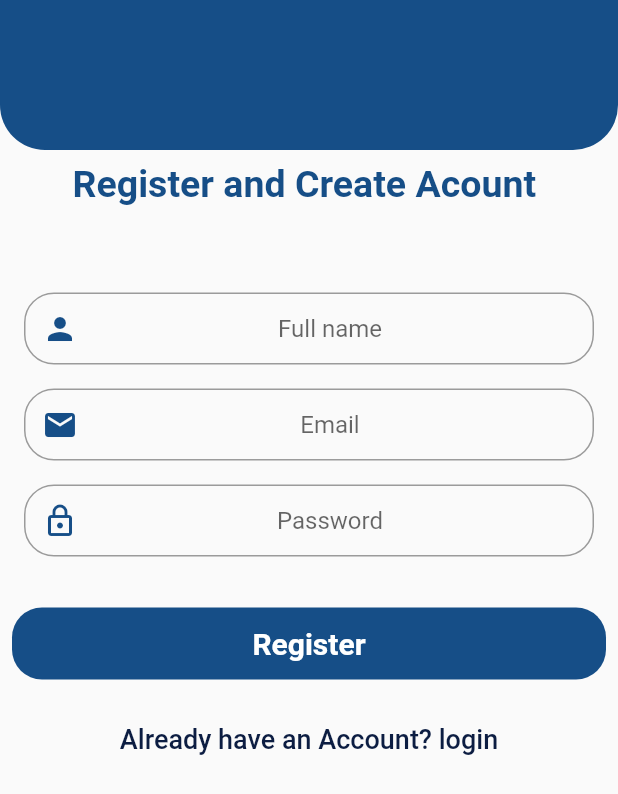
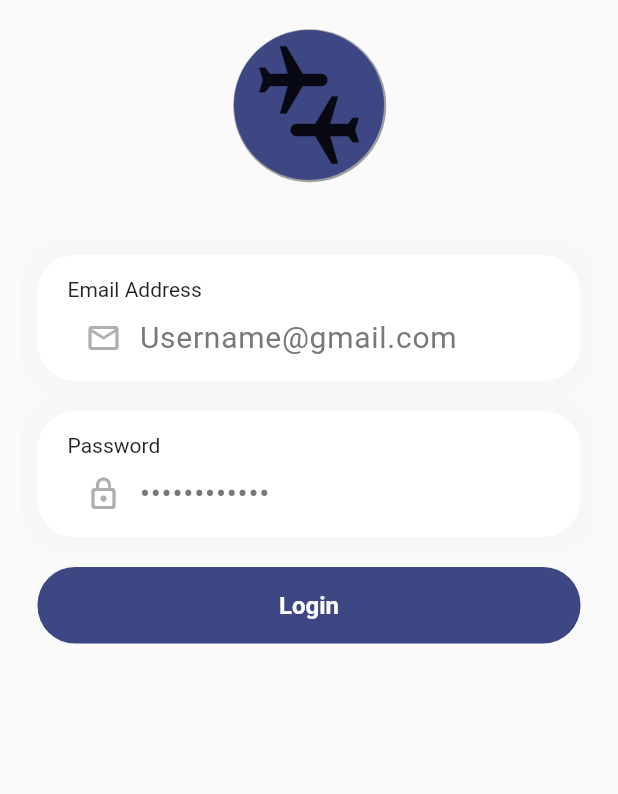
Before and after one commit to abir2301/trip_manage_expense_flutter_app_v2, a Flutter app: the RegisterScreen screen opened directly, after a tap on "Already have an Account? login", on a phone screen of 412 x 824 dp. Shown: the top 794 px of the screen. Run offline on Flutter 3.47's test engine with Material 2 defaults, Android fonts, the phone set to English and light mode, and no system bars; our stand-ins replace flutter_native_splash, flutter_svg, google_fonts, introduction_screen, neumorphic_button, outline_material_icons; Roboto replaces fonts that are missing (Poppins).

Commit message:
login page

```diff
--- /dev/null
+++ b/front_end/app/lib/assistant/widgets/waves.dart
@@ -0,0 +1,13 @@
+import 'package:flutter/widgets.dart';
+import 'package:flutter_svg/svg.dart';
+
+// ignore: non_constant_identifier_names
+Widget WaveScreens(String assetName, double width, double height) {
+  return Positioned(
+      top: 0,
+      child: SvgPicture.asset(
+        'assets/$assetName',
+        width: width,
+        height: height,
+      ));
+}
--- a/front_end/app/lib/main.dart
+++ b/front_end/app/lib/main.dart
@@ -1,4 +1,6 @@
 import 'package:app/presentation/screens/intro_screen.dart';
+import 'package:app/presentation/screens/register_screen.dart';
+import 'package:app/presentation/screens/welcomming_screen.dart';
 import 'package:flutter/material.dart';
 import 'package:flutter_native_splash/flutter_native_splash.dart';
 
@@ -21,8 +23,8 @@ class _MyAppState extends State<MyApp> {
 
   @override
   Widget build(BuildContext context) {
-    return MaterialApp(
-      home: IntroScreen(),
+    return const MaterialApp(
+      home: Scaffold(backgroundColor: Color(0xffF3F8FE), body: WelcomeScreen()),
     );
   }
 }
--- /dev/null
+++ b/front_end/app/lib/presentation/components/buttons/actionButton.dart
@@ -0,0 +1,23 @@
+import 'package:app/assistant/global.dart';
+import 'package:flutter/cupertino.dart';
+import 'package:flutter/material.dart';
+
+// ignore: non_constant_identifier_names
+Widget ActionButton(Function fn, String text) {
+  return GestureDetector(
+    onTap: fn(),
+    child: Container(
+      padding: const EdgeInsets.all(16),
+      margin: const EdgeInsets.symmetric(horizontal: 25),
+      decoration: BoxDecoration(
+          color: kPrimaryColor, borderRadius: BorderRadius.circular(25)),
+      child: Center(
+        child: Text(
+          text,
+          style: const TextStyle(
+              color: Colors.white, fontSize: 16, fontWeight: FontWeight.w600),
+        ),
+      ),
+    ),
+  );
+}
--- /dev/null
+++ b/front_end/app/lib/presentation/components/inputField.dart
@@ -0,0 +1,44 @@
+import 'package:flutter/material.dart';
+
+import '../../assistant/global.dart';
+
+Widget InputField(String labelText, TextEditingController controller,
+    String placeholderText, IconData icon, bool obsecureText) {
+  var kLabelStyle;
+  return Container(
+      width: double.infinity,
+      margin: const EdgeInsets.symmetric(horizontal: 25),
+      decoration: BoxDecoration(
+          color: Colors.white,
+          borderRadius: BorderRadius.circular(25),
+          boxShadow: [
+            BoxShadow(
+              color: Colors.grey.withOpacity(0.03),
+              spreadRadius: 10,
+              blurRadius: 3,
+              // changes position of shadow
+            ),
+          ]),
+      child: Padding(
+        padding: const EdgeInsets.only(left: 20, top: 15, bottom: 5, right: 20),
+        child: Column(
+          crossAxisAlignment: CrossAxisAlignment.start,
+          children: [
+            Text(labelText, style: kLabelStyle),
+            TextField(
+              obscureText: obsecureText,
+              controller: controller,
+              cursorColor: Colors.black,
+              style: kPlaceholderStyle,
+              decoration: InputDecoration(
+                  prefixIcon: Icon(icon),
+                  prefixIconColor: kiconColor,
+                  hintText: placeholderText,
+                  border: InputBorder.none),
+            ),
+          ],
+        ),
+      ));
+
+  ;
+}
--- a/front_end/app/lib/presentation/screens/intro_screen.dart
+++ b/front_end/app/lib/presentation/screens/intro_screen.dart
@@ -2,7 +2,7 @@ import 'package:flutter/material.dart';
 import 'package:introduction_screen/introduction_screen.dart';
 
 import '../../assistant/build_image.dart';
-import 'registerPage.dart';
+import 'register_screen.dart';
 
 class IntroScreen extends StatefulWidget {
   const IntroScreen({super.key});
@@ -49,7 +49,7 @@ class _IntroScreenState extends State<IntroScreen> {
     return SafeArea(
       child: IntroductionScreen(
         key: introKey,
-        globalBackgroundColor: Colors.white,
+        globalBackgroundColor: const Color(0xffF3F8FE),
         allowImplicitScrolling: true,
         // autoScrollDuration: 3000,
 
--- /dev/null
+++ b/front_end/app/lib/presentation/screens/login_screen.dart
@@ -0,0 +1,93 @@
+import 'package:flutter/cupertino.dart';
+import 'package:flutter/material.dart';
+import 'package:outline_material_icons/outline_material_icons.dart';
+
+import '../../assistant/global.dart';
+import '../../assistant/widgets/rounded_button.dart';
+import '../../assistant/widgets/waves.dart';
+import '../components/buttons/actionButton.dart';
+import '../components/inputField.dart';
+
+class LoginScreen extends StatefulWidget {
+  const LoginScreen({super.key});
+
+  @override
+  State<LoginScreen> createState() => _LoginScreenState();
+}
+
+class _LoginScreenState extends State<LoginScreen> {
+  final TextEditingController emailController =
+      TextEditingController(text: "Username@gmail.com");
+  final TextEditingController passwordController =
+      TextEditingController(text: "abcdef123456");
+
+  final TextEditingController nameController = TextEditingController();
+  void navigate() {
+    // Navigator.pushReplacement(
+    //     context,
+    //     MaterialPageRoute(
+    //       builder: (context) => HomePage(),
+    //     ));
+  }
+
+  @override
+  Widget build(BuildContext context) {
+    return Scaffold(
+        body: SafeArea(
+            child: Center(
+      child: Column(
+        children: [
+          Padding(
+            padding: const EdgeInsets.only(top: 20),
+            child: Container(
+              // height: MediaQuery.of(context).size.height * 0.5,
+              width: MediaQuery.of(context).size.width * 0.3,
+              // ignore: sort_child_properties_last
+              child: Icon(
+                (Icons.connecting_airports),
+                size: 100,
+              ),
+              decoration: const BoxDecoration(
+                // borderRadius: BorderRadius.circular(180),
+                color: kPrimaryColor,
+                shape: BoxShape.circle,
+                boxShadow: [
+                  BoxShadow(
+                    color: Colors.grey,
+                    spreadRadius: 1,
+                    offset: Offset(0.5, 0.5),
+                  )
+                ],
+              ),
+            ),
+          ),
+          const SizedBox(
+            height: 50,
+          ),
+          InputField("Email Address", emailController, "Email",
+              Icons.email_outlined, false),
+          const SizedBox(
+            height: 20,
+          ),
+          InputField("Password", passwordController, "",
+              Icons.lock_outline_rounded, true),
+          const SizedBox(
+            height: 20,
+          ),
+          ActionButton(navigate, "Login"),
+          SizedBox(
+            height: 20,
+          ),
+          // Row(
+          //   mainAxisAlignment: MainAxisAlignment.center,
+          //   children: [
+          //     IconButton(onPressed: () {}, icon: const Icon(Icons.abc))
+          //   ],
+          // ),
+          SizedBox(),
+          Row(),
+        ],
+      ),
+    )));
+  }
+}
--- a/front_end/app/lib/presentation/screens/registerPage.dart
+++ /dev/null
@@ -1,134 +0,0 @@
-import 'package:flutter/material.dart';
-
-import '../../assistant/global.dart';
-import '../../assistant/widgets/rounded_button.dart';
-
-class RegisterScreen extends StatefulWidget {
-  const RegisterScreen({super.key});
-
-  @override
-  State<RegisterScreen> createState() => _RegisterScreenState();
-}
-
-class _RegisterScreenState extends State<RegisterScreen> {
-  final TextEditingController emailController = TextEditingController();
-  final TextEditingController passwordController = TextEditingController();
-  final TextEditingController nameController = TextEditingController();
-
-  @override
-  Widget build(BuildContext context) {
-    return Scaffold(
-      body: Padding(
-        padding: const EdgeInsets.all(0),
-        child: Stack(children: [
-          Container(
-              constraints: const BoxConstraints(maxHeight: 100),
-              decoration: const BoxDecoration(
-                color: kPrimaryColor,
-                borderRadius: BorderRadius.only(
-                    bottomLeft: Radius.circular(30),
-                    bottomRight: Radius.circular(30)),
-              )),
-          Padding(
-            padding: const EdgeInsets.all(8.0),
-            child: Container(
-              child: SafeArea(
-                  child: ListView(
-                children: [
-                  const Padding(
-                    padding: EdgeInsets.only(top: 100, bottom: 50),
-                    child: SizedBox(
-                      child: Center(
-                        child: Text('Register and Create Acount ',
-                            style: kTitleStyle),
-                      ),
-                    ),
-                  ),
-                  Padding(
-                    padding: const EdgeInsets.all(8.0),
-                    child: TextFormField(
-                      controller: nameController,
-                      keyboardType: TextInputType.text,
-                      onChanged: (value) {
-                        print(nameController.value);
-                      },
-                      validator: (value) {
-                        if (value == null || value.trim().isEmpty) {
-                          return 'Please enter your name!';
-                        }
-                      },
-                      textAlign: TextAlign.center,
-                      decoration: kTextFieldInputDecoration.copyWith(
-                          hintText: 'Full name ',
-                          prefixIcon: Icon(Icons.person, color: kPrimaryColor)),
-                    ),
-                  ),
-                  Padding(
-                    padding: const EdgeInsets.all(8.0),
-                    child: TextFormField(
-                      controller: emailController,
-                      keyboardType: TextInputType.text,
-                      onChanged: (value) {
-                        print(emailController.value);
-                      },
-                      validator: (value) {
-                        if (value == null || value.trim().isEmpty) {
-                          return 'Please enter your email!';
-                        }
-                      },
-                      textAlign: TextAlign.center,
-                      decoration: kTextFieldInputDecoration.copyWith(
-                          hintText: 'Email ',
-                          prefixIcon:
-                              const Icon(Icons.email, color: kPrimaryColor)),
-                    ),
-                  ),
-                  Padding(
-                    padding: const EdgeInsets.all(8.0),
-                    child: TextFormField(
-                        controller: passwordController,
-                        validator: (value) {
-                          if (value == null || value.trim().isEmpty) {
-                            return 'Please enter your password!';
-                          }
-                          return null;
-                        },
-                        onChanged: (value) {
-                          print(passwordController.text);
-                        },
-                        obscureText: true,
-                        textAlign: TextAlign.center,
-                        decoration: kTextFieldInputDecoration.copyWith(
-                            hintText: 'Password',
-                            prefixIcon: const Icon(Icons.lock_outlined,
-                                color: kPrimaryColor))),
-                  ),
-                  const SizedBox(
-                    height: 10.0,
-                  ),
-                  RoundedButton('Register', () {}),
-                  TextButton(
-                      onPressed: () {
-                        // Navigator.of(
-                        //   context,
-                        // ).pushReplacementNamed(
-                        //   RouteNames.loginScreenRoute,
-                        // );
-                      },
-                      child: const Text(
-                        "Already have an Account? login",
-                        textAlign: TextAlign.start,
-                        style: TextStyle(
-                            fontSize: 18,
-                            color: kTypicalTextColor,
-                            fontFamily: 'Poppins'),
-                      )),
-                ],
-              )),
-            ),
-          ),
-        ]),
-      ),
-    );
-  }
-}
--- /dev/null
+++ b/front_end/app/lib/presentation/screens/register_screen.dart
@@ -0,0 +1,128 @@
+import 'package:app/assistant/widgets/waves.dart';
+import 'package:app/presentation/screens/login_screen.dart';
+import 'package:flutter/material.dart';
+
+import '../../assistant/global.dart';
+import '../../assistant/widgets/rounded_button.dart';
+
+class RegisterScreen extends StatefulWidget {
+  const RegisterScreen({super.key});
+
+  @override
+  State<RegisterScreen> createState() => _RegisterScreenState();
+}
+
+class _RegisterScreenState extends State<RegisterScreen> {
+  final TextEditingController emailController = TextEditingController();
+  final TextEditingController passwordController = TextEditingController();
+  final TextEditingController nameController = TextEditingController();
+
+  @override
+  Widget build(BuildContext context) {
+    return Scaffold(
+      body: Padding(
+        padding: EdgeInsets.zero,
+        child: Stack(children: [
+          WaveScreens('wave.svg', MediaQuery.of(context).size.width * 20, 250),
+          Padding(
+            padding: const EdgeInsets.all(50),
+            child: SafeArea(
+                child: ListView(
+              padding: EdgeInsets.zero,
+              children: [
+                const Padding(
+                  padding: EdgeInsets.only(top: 100, bottom: 20),
+                  child: SizedBox(
+                    child: Center(
+                      child: Text(
+                        'Create Acount  ',
+                      ),
+                    ),
+                  ),
+                ),
+                Padding(
+                  padding: const EdgeInsets.all(8.0),
+                  child: TextFormField(
+                    controller: nameController,
+                    keyboardType: TextInputType.text,
+                    onChanged: (value) {
+                      print(nameController.value);
+                    },
+                    validator: (value) {
+                      if (value == null || value.trim().isEmpty) {
+                        return 'Please enter your name!';
+                      }
+                    },
+                    textAlign: TextAlign.center,
+                    decoration: kTextFieldInputDecoration.copyWith(
+                        hintText: 'Full name ',
+                        prefixIcon:
+                            const Icon(Icons.person, color: kPrimaryColor)),
+                  ),
+                ),
+                Padding(
+                  padding: const EdgeInsets.all(8.0),
+                  child: TextFormField(
+                    controller: emailController,
+                    keyboardType: TextInputType.text,
+                    onChanged: (value) {
+                      print(emailController.value);
+                    },
+                    validator: (value) {
+                      if (value == null || value.trim().isEmpty) {
+                        return 'Please enter your email!';
+                      }
+                    },
+                    textAlign: TextAlign.center,
+                    decoration: kTextFieldInputDecoration.copyWith(
+                        hintText: 'Email ',
+                        prefixIcon:
+                            const Icon(Icons.email, color: kPrimaryColor)),
+                  ),
+                ),
+                Padding(
+                  padding: const EdgeInsets.all(8.0),
+                  child: TextFormField(
+                      controller: passwordController,
+                      validator: (value) {
+                        if (value == null || value.trim().isEmpty) {
+                          return 'Please enter your password!';
+                        }
+                        return null;
+                      },
+                      onChanged: (value) {
+                        print(passwordController.text);
+                      },
+                      obscureText: true,
+                      textAlign: TextAlign.center,
+                      decoration: kTextFieldInputDecoration.copyWith(
+                          hintText: 'Password',
+                          prefixIcon: const Icon(Icons.lock_outlined,
+                              color: kPrimaryColor))),
+                ),
+                const SizedBox(
+                  height: 10.0,
+                ),
+                RoundedButton('Register', () {}),
+                TextButton(
+                    onPressed: () {
+                      Navigator.of(context).push(
+                        MaterialPageRoute(builder: (_) => const LoginScreen()),
+                      );
+                    },
+                    child: const Text(
+                      "Already have an Account? login",
+                      textAlign: TextAlign.start,
+                      style: TextStyle(
+                          fontSize: 18,
+                          color: kTypicalTextColor,
+                          fontFamily: 'Poppins'),
+                    )),
+              ],
+            )),
+          ),
+        ]),
+      ),
+    );
+  }
+}
--- a/front_end/app/pubspec.yaml
+++ b/front_end/app/pubspec.yaml
@@ -37,6 +37,10 @@ dependencies:
   cupertino_icons: ^1.0.2
   flutter_native_splash: ^2.2.17
   introduction_screen: ^3.1.4
+  flutter_svg: ^1.1.6
+  neumorphic_button: ^0.0.1+2
+  google_fonts: ^4.0.3
+  outline_material_icons: ^0.1.1
 
 dev_dependencies:
   flutter_test:
```
Also changed, not shown: front_end/app/lib/assistant/global.dart (+25 -18 lines), front_end/app/lib/presentation/components/buttons/intro_button.dart (added, +43 -0 lines), front_end/app/lib/presentation/screens/welcomming_screen.dart (added, +22 -0 lines), front_end/app/assets/top.svg (added), front_end/app/assets/wave.svg (added), front_end/app/lib/presentation/screens/loginPage.dart (deleted), front_end/app/pubspec.lock, 1 other file.
